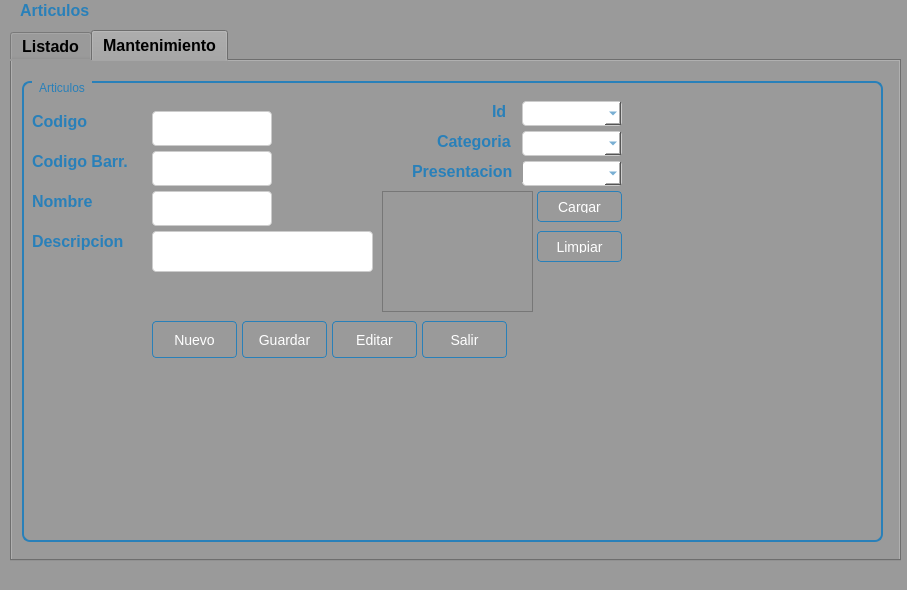
Above: Sistema de ventas/ui/FrmArticulo.ui from CodeDrTech/DevelopPython before the change. Below: the same form after it.
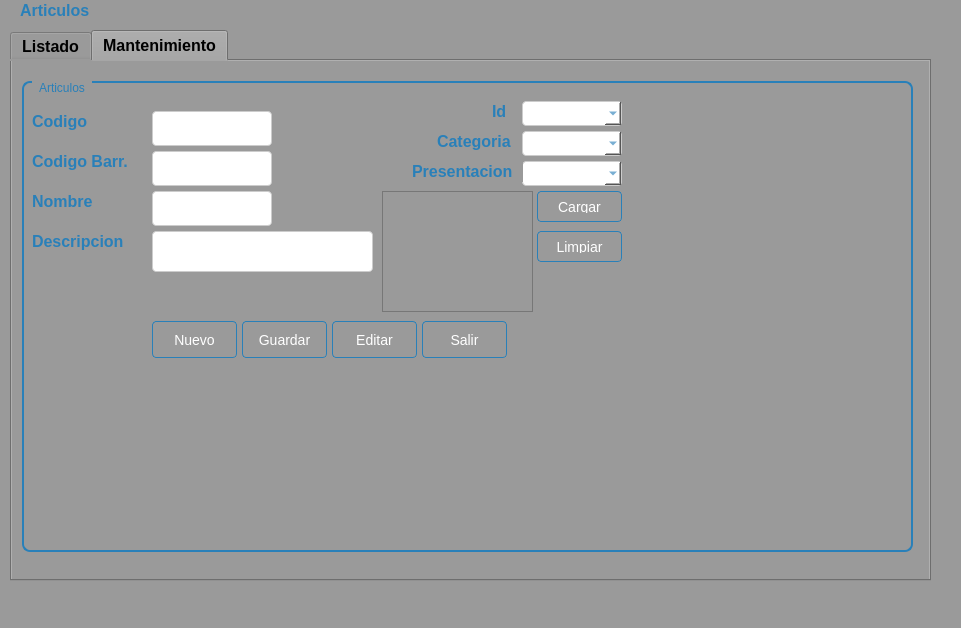
That is the form after the change. The open tabs and pages were chosen to show the change.

The edit to the form file:
```diff
--- a/Sistema de ventas/ui/FrmArticulo.ui
+++ b/Sistema de ventas/ui/FrmArticulo.ui
@@ -9,8 +9,8 @@
    <rect>
     <x>0</x>
     <y>0</y>
-    <width>907</width>
-    <height>590</height>
+    <width>961</width>
+    <height>628</height>
    </rect>
   </property>
   <property name="windowTitle">
@@ -57,8 +57,8 @@
      <rect>
       <x>10</x>
       <y>30</y>
-      <width>891</width>
-      <height>531</height>
+      <width>921</width>
+      <height>551</height>
      </rect>
     </property>
     <property name="toolTip">
@@ -371,8 +371,8 @@
        <rect>
         <x>10</x>
         <y>20</y>
-        <width>861</width>
-        <height>461</height>
+        <width>891</width>
+        <height>471</height>
        </rect>
       </property>
       <property name="styleSheet">
```
